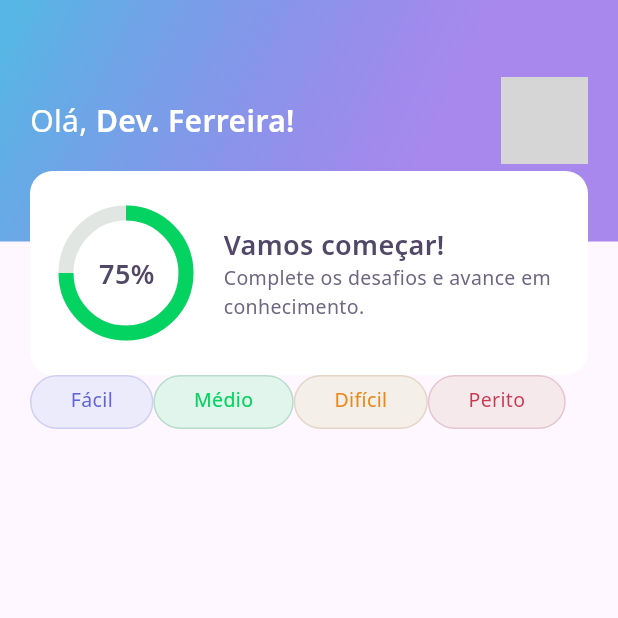
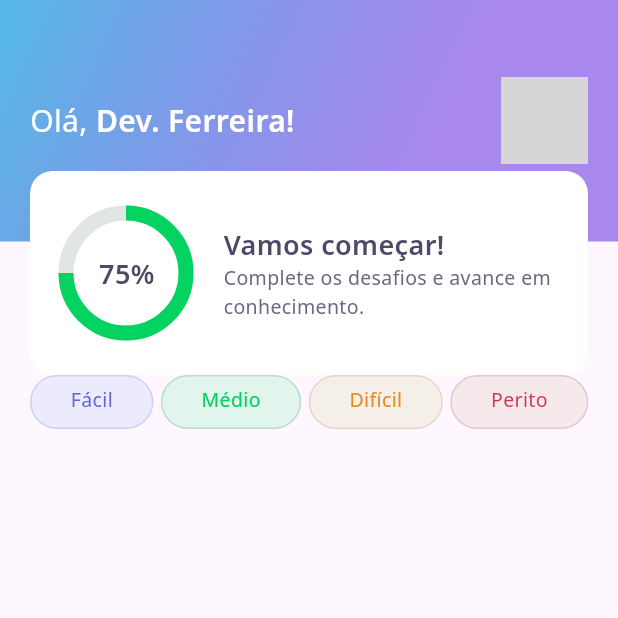
Before and after one commit to DavidFerreiraa/devquiz, a Flutter app: the screen it shows after launch, on a phone screen of 412 x 824 dp, the top half of it. Run offline on Flutter 3.47's test engine with Material 3 defaults, Android fonts, the phone set to English and light mode, and no system bars; our stand-ins replace google_fonts; network calls fail; grey boxes are pictures that could not be loaded.

Commit message:
chore: Improving ListView in HomePage adding a space between Widgets

```diff
--- a/lib/home/home_page.dart
+++ b/lib/home/home_page.dart
@@ -9,6 +9,8 @@ class HomePage extends StatefulWidget {
   State<HomePage> createState() => _HomePageState();
 }
 
+final dificults = ["Fácil", "Médio", "Difícil", "Perito"];
+
 class _HomePageState extends State<HomePage> {
   @override
   Widget build(BuildContext context) {
@@ -16,15 +18,16 @@ class _HomePageState extends State<HomePage> {
       appBar: AppBarWidget(),
       body: SizedBox(
         height: 36,
-        child: ListView(
+        child: ListView.separated(
+          separatorBuilder: (context, index) {
+            return SizedBox(width: 5);
+          },
           padding: EdgeInsets.symmetric(horizontal: 20),
           scrollDirection: Axis.horizontal,
-          children: [
-            LevelButtonWidget(label: "Fácil"),
-            LevelButtonWidget(label: "Médio"),
-            LevelButtonWidget(label: "Difícil"),
-            LevelButtonWidget(label: "Perito"),
-          ],
+          itemCount: dificults.length,
+          itemBuilder: (context, index) {
+            return LevelButtonWidget(label: dificults[index]);
+          },
         ),
       )
     );
```
Also changed, not shown: lib/home/widgets/quiz_card/quiz_card_widget.dart (added, +28 -0 lines).
